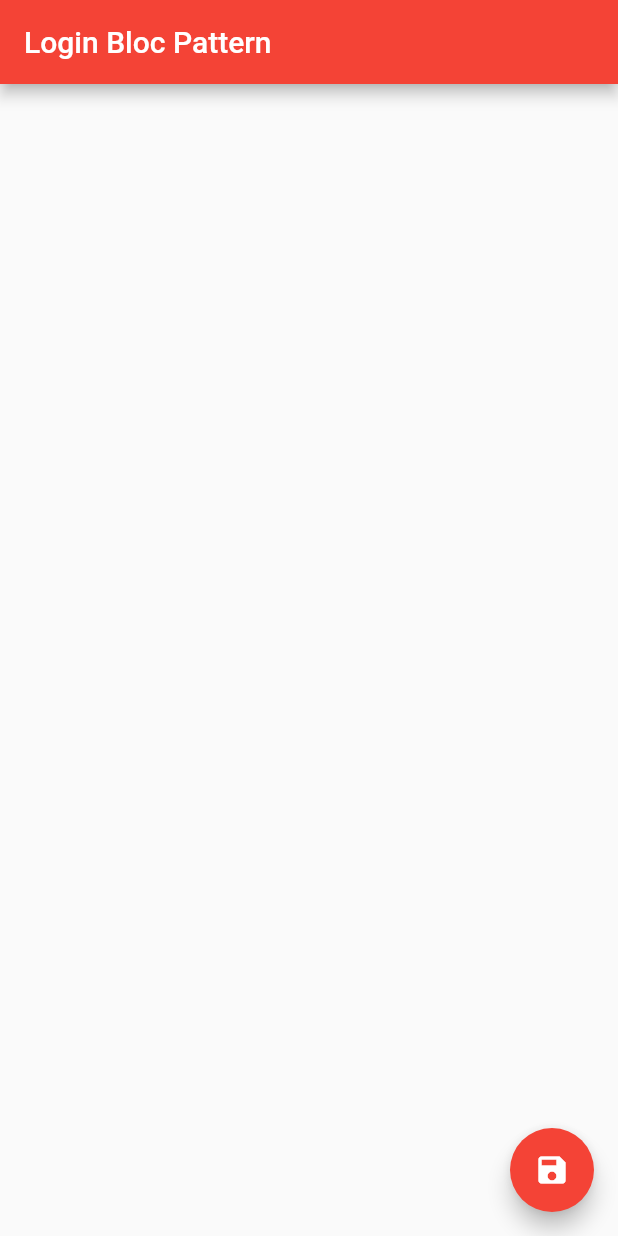
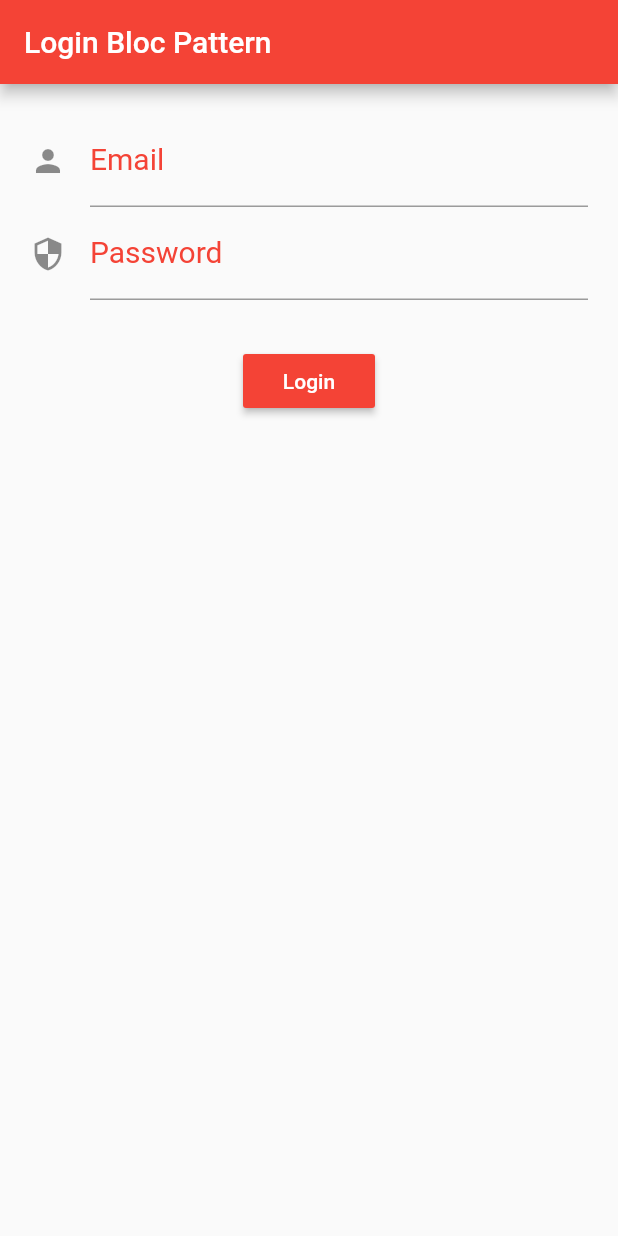
Before and after one commit to Zishanr/login_bloc_pattern, a Flutter app: the screen it shows after launch, on a phone screen of 412 x 824 dp. Run offline on Flutter 3.47's test engine with Material 2 defaults, Android fonts, the phone set to English and light mode, and no system bars.

Commit message:
Added Login Screen design

```diff
--- a/lib/main.dart
+++ b/lib/main.dart
@@ -1,21 +1,4 @@
 import 'package:flutter/material.dart';
+import 'src/app.dart';
 
 void main() => runApp(App());
-
-class App extends StatelessWidget {
-  @override
-  Widget build(BuildContext context) {
-    return MaterialApp(
-      theme: ThemeData(primarySwatch: Colors.red),
-      home: Scaffold(
-        appBar: AppBar(
-          title: Text('Login Bloc Pattern'),
-        ),
-        floatingActionButton: FloatingActionButton(
-          onPressed: () {},
-          child: Icon(Icons.save),
-        ),
-      ),
-    );
-  }
-}
--- /dev/null
+++ b/lib/src/app.dart
@@ -0,0 +1,19 @@
+import 'package:flutter/material.dart';
+import 'screens/login_screen.dart';
+
+class App extends StatelessWidget{
+
+  @override
+  Widget build(BuildContext context) {
+    return MaterialApp(
+      theme: ThemeData(primarySwatch: Colors.red),
+      home: Scaffold(
+        appBar: AppBar(
+          title: Text('Login Bloc Pattern'),
+        ),
+        body: LoginScreen(),
+      ),
+    );
+  }
+
+}
--- /dev/null
+++ b/lib/src/screens/login_screen.dart
@@ -0,0 +1,56 @@
+import 'package:flutter/material.dart';
+
+class LoginScreen extends StatelessWidget {
+  @override
+  Widget build(BuildContext context) {
+    return Container(
+        margin: EdgeInsets.all(20.0),
+        child: Column(
+          children: <Widget>[
+            emailTextField(),
+            passwordTextField(),
+            Container(
+              margin: EdgeInsets.all(15.0),
+            ),
+            loginButton(),
+          ],
+        ));
+  }
+
+  Widget emailTextField() {
+    return TextField(
+      keyboardType: TextInputType.emailAddress,
+      decoration: InputDecoration(
+          icon: Icon(Icons.person),
+          labelText: 'Email',
+          labelStyle: TextStyle(
+            color: Colors.red,
+            fontSize: 20.0,
+          ),
+          hintText: 'Enter email address'),
+    );
+  }
+
+  Widget passwordTextField() {
+    return TextField(
+      obscureText: true,
+      decoration: InputDecoration(
+          icon: Icon(Icons.security),
+          labelText: 'Password',
+          labelStyle: TextStyle(
+            color: Colors.red,
+            fontSize: 20.0,
+          ),
+          hintText: 'Enter password'),
+    );
+  }
+
+  Widget loginButton() {
+    return RaisedButton(
+      onPressed: (){},
+      textColor: Colors.white,
+      color: Colors.red,
+      child: Text('Login'),
+    );
+  }
+}
```
